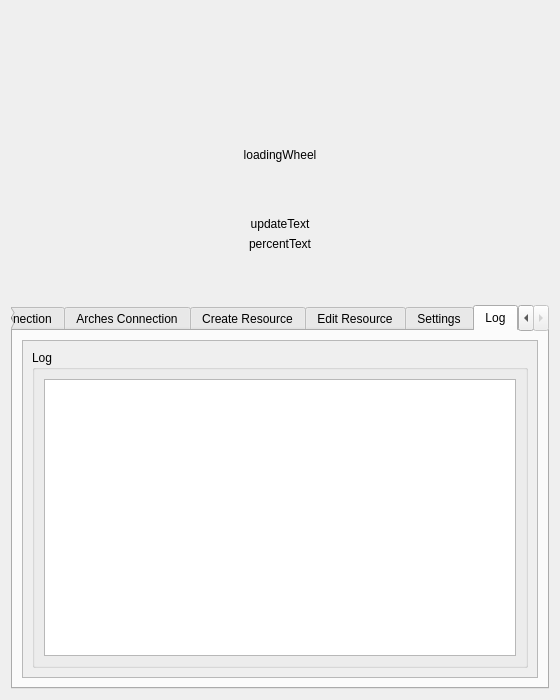
Qt form arches_project/ui/arches_project_dialog_base.ui (archesproject/arches-qgis) before a commit.
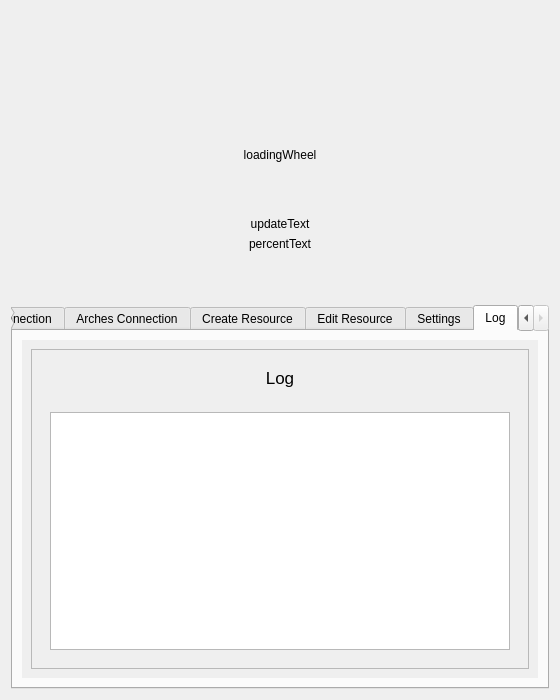
The same form after that commit. Icons and pictures are not drawn. Custom widgets are drawn as their Qt base class.

Commit message: change to table and standardise tab appearance

```diff
--- a/arches_project/ui/arches_project_dialog_base.ui
+++ b/arches_project/ui/arches_project_dialog_base.ui
@@ -1455,7 +1455,10 @@
       </attribute>
       <layout class="QVBoxLayout" name="verticalLayout_37">
        <item>
-        <widget class="QScrollArea" name="scrollArea_6">
+        <widget class="QScrollArea" name="scrollAreaLog">
+         <property name="frameShape">
+          <enum>QFrame::NoFrame</enum>
+         </property>
          <property name="widgetResizable">
           <bool>true</bool>
          </property>
@@ -1464,22 +1467,64 @@
            <rect>
             <x>0</x>
             <y>0</y>
-            <width>516</width>
-            <height>383</height>
+            <width>518</width>
+            <height>385</height>
            </rect>
           </property>
           <layout class="QVBoxLayout" name="verticalLayout_35">
            <item>
-            <widget class="QGroupBox" name="groupBox_6">
-             <property name="title">
-              <string>Log</string>
+            <widget class="QFrame" name="logFrame">
+             <property name="frameShape">
+              <enum>QFrame::StyledPanel</enum>
              </property>
-             <layout class="QVBoxLayout" name="verticalLayout_36">
+             <property name="frameShadow">
+              <enum>QFrame::Raised</enum>
+             </property>
+             <layout class="QVBoxLayout" name="verticalLayout_50">
               <item>
-               <widget class="QTextEdit" name="logTextEdit">
-                <property name="readOnly">
-                 <bool>true</bool>
+               <widget class="QFrame" name="logTitleFrame">
+                <property name="frameShape">
+                 <enum>QFrame::NoFrame</enum>
                 </property>
+                <property name="frameShadow">
+                 <enum>QFrame::Raised</enum>
+                </property>
+                <layout class="QVBoxLayout" name="verticalLayout_36">
+                 <item>
+                  <widget class="QLabel" name="logTitleLabel">
+                   <property name="font">
+                    <font>
+                     <pointsize>13</pointsize>
+                     <bold>false</bold>
+                    </font>
+                   </property>
+                   <property name="frameShadow">
+                    <enum>QFrame::Plain</enum>
+                   </property>
+                   <property name="text">
+                    <string>Log</string>
+                   </property>
+                   <property name="alignment">
+                    <set>Qt::AlignCenter</set>
+                   </property>
+                  </widget>
+                 </item>
+                </layout>
+               </widget>
+              </item>
+              <item>
+               <widget class="QFrame" name="logTableFrame">
+                <property name="frameShape">
+                 <enum>QFrame::NoFrame</enum>
+                </property>
+                <property name="frameShadow">
+                 <enum>QFrame::Raised</enum>
+                </property>
+                <layout class="QVBoxLayout" name="verticalLayout_38">
+                 <item>
+                  <widget class="QTableWidget" name="logTable"/>
+                 </item>
+                </layout>
                </widget>
               </item>
              </layout>
```
Left out of the diff: 2 changed lines with no effect on the pictures. The commit also changes 1 other file.
